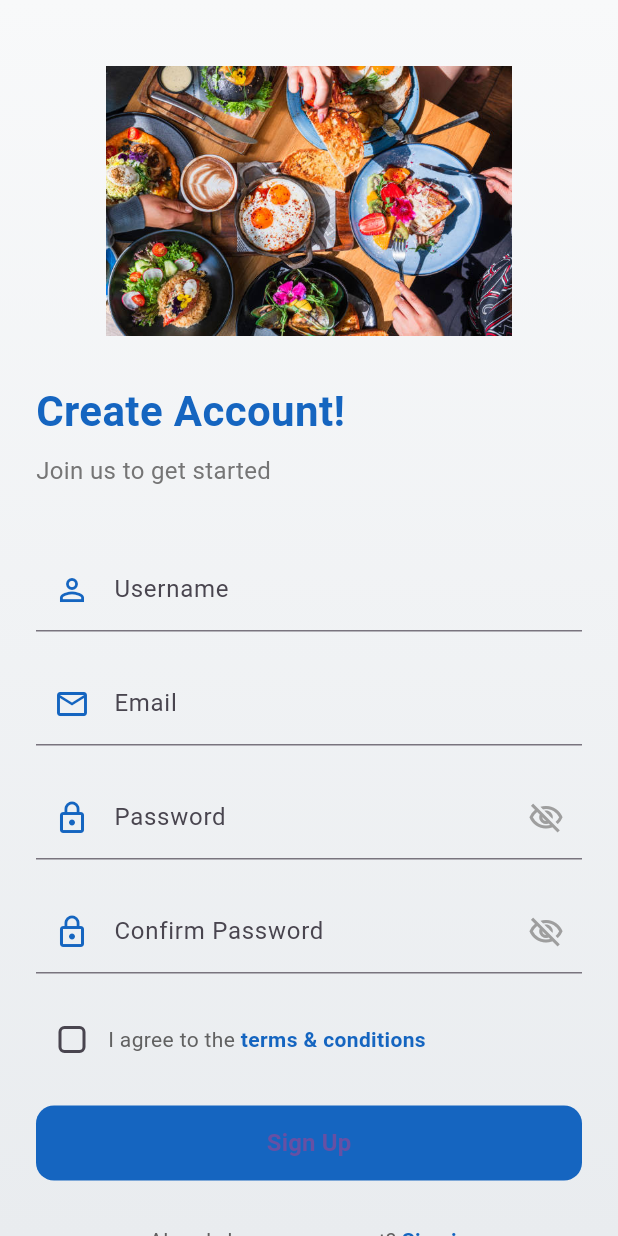
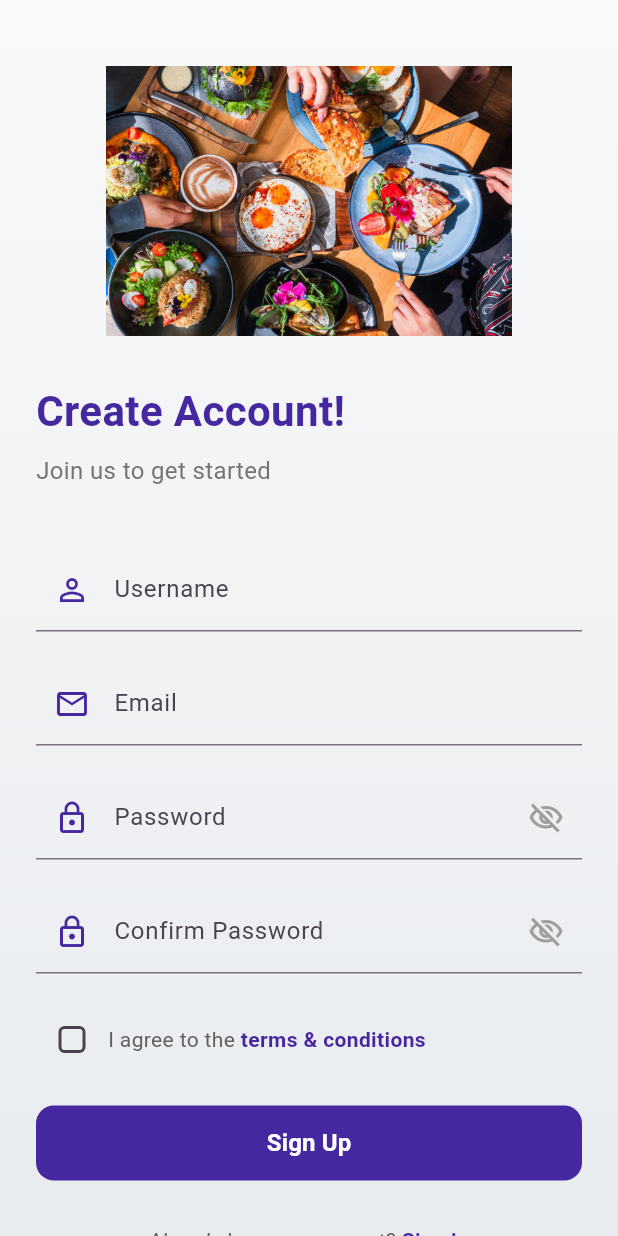
Before and after one commit to DanialBrah/MakanMate, a Flutter app: the BeautifulRegisterPage screen opened directly, on a phone screen of 412 x 824 dp. Run offline on Flutter 3.47's test engine with Material 3 defaults, Android fonts, the phone set to English and light mode, and no system bars.

Commit message:
Change colour theme from blue to deepPurple

```diff
--- a/lib/pages/register_page.dart
+++ b/lib/pages/register_page.dart
@@ -116,7 +116,7 @@ class _BeautifulRegisterPageState extends State<BeautifulRegisterPage> {
                         style: TextStyle(
                           fontSize: 28,
                           fontWeight: FontWeight.bold,
-                          color: Colors.blue[800],
+                          color: Colors.deepPurple[800],
                         ),
                       ),
                       const SizedBox(height: 8),
@@ -134,10 +134,10 @@ class _BeautifulRegisterPageState extends State<BeautifulRegisterPage> {
                           labelText: 'Username',
                           prefixIcon: Icon(
                             Icons.person_outline,
-                            color: Colors.blue[800],
+                            color: Colors.deepPurple[800],
                           ),
                           floatingLabelStyle: TextStyle(
-                            color: Colors.blue[800],
+                            color: Colors.deepPurple[800],
                           ),
                         ),
                         validator: (value) {
@@ -157,10 +157,10 @@ class _BeautifulRegisterPageState extends State<BeautifulRegisterPage> {
                           labelText: 'Email',
                           prefixIcon: Icon(
                             Icons.email_outlined,
-                            color: Colors.blue[800],
+                            color: Colors.deepPurple[800],
                           ),
                           floatingLabelStyle: TextStyle(
-                            color: Colors.blue[800],
+                            color: Colors.deepPurple[800],
                           ),
                         ),
                         validator: (value) {
@@ -180,10 +180,10 @@ class _BeautifulRegisterPageState extends State<BeautifulRegisterPage> {
                           labelText: 'Password',
                           prefixIcon: Icon(
                             Icons.lock_outline,
-                            color: Colors.blue[800],
+                            color: Colors.deepPurple[800],
                           ),
                           floatingLabelStyle: TextStyle(
-                            color: Colors.blue[800],
+                            color: Colors.deepPurple[800],
                           ),
                           suffixIcon: IconButton(
                             icon: Icon(
@@ -217,10 +217,10 @@ class _BeautifulRegisterPageState extends State<BeautifulRegisterPage> {
                           labelText: 'Confirm Password',
                           prefixIcon: Icon(
                             Icons.lock_outline,
-                            color: Colors.blue[800],
+                            color: Colors.deepPurple[800],
                           ),
                           floatingLabelStyle: TextStyle(
-                            color: Colors.blue[800],
+                            color: Colors.deepPurple[800],
                           ),
                           suffixIcon: IconButton(
                             icon: Icon(
@@ -277,7 +277,7 @@ class _BeautifulRegisterPageState extends State<BeautifulRegisterPage> {
                                     TextSpan(
                                       text: 'terms & conditions',
                                       style: TextStyle(
-                                        color: Colors.blue[800],
+                                        color: Colors.deepPurple[800],
                                         fontWeight: FontWeight.bold,
                                       ),
                                     ),
@@ -310,7 +310,7 @@ class _BeautifulRegisterPageState extends State<BeautifulRegisterPage> {
                                   }
                                 },
                           style: ElevatedButton.styleFrom(
-                            backgroundColor: Colors.blue[800],
+                            backgroundColor: Colors.deepPurple[800],
                             shape: RoundedRectangleBorder(
                               borderRadius: BorderRadius.circular(12),
                             ),
@@ -330,6 +330,7 @@ class _BeautifulRegisterPageState extends State<BeautifulRegisterPage> {
                                   style: TextStyle(
                                     fontSize: 16,
                                     fontWeight: FontWeight.w600,
+                                    color: Colors.white,
                                   ),
                                 ),
                         ),
@@ -352,7 +353,7 @@ class _BeautifulRegisterPageState extends State<BeautifulRegisterPage> {
                               child: Text(
                                 'Sign in',
                                 style: TextStyle(
-                                  color: Colors.blue[800],
+                                  color: Colors.deepPurple[800],
                                   fontWeight: FontWeight.bold,
                                 ),
                               ),
```
